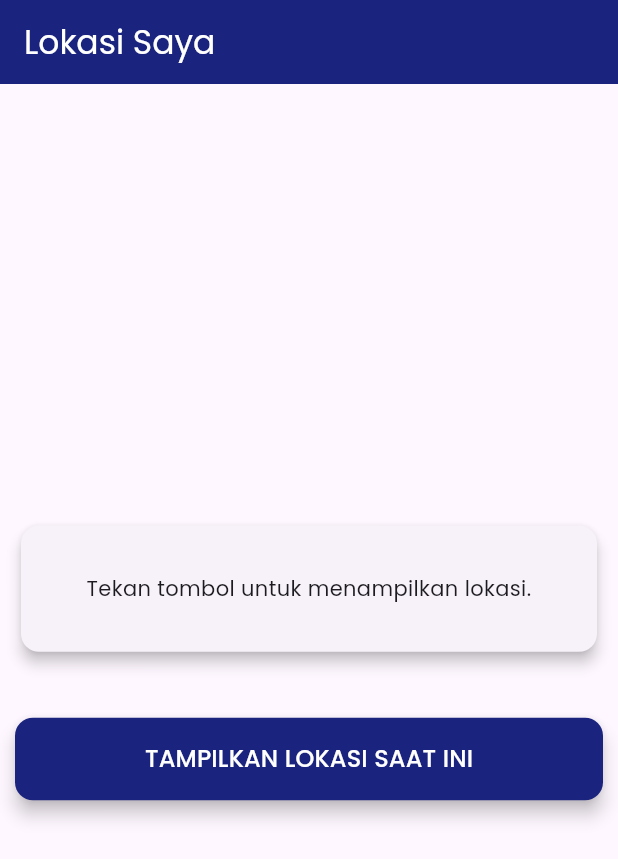
After one commit to hdyhwd/mobile, a Flutter app: the screen it shows after launch, after a tap on "Modul 12", on a phone screen of 412 x 824 dp. The commit adds this screen. Shown: the top 859 px of the screen. Run offline on Flutter 3.47's test engine with Material 3 defaults, Android fonts, the phone set to English and light mode, and no system bars; our stand-ins replace geocoding, geolocator, get, google_fonts, simple_circular_progress_bar; network calls fail.

Commit message:
Update kode modul 12

```diff
--- a/lib/main.dart
+++ b/lib/main.dart
@@ -1,6 +1,7 @@
 import 'package:flutter/material.dart';
 import 'package:mobile/modul10/callall.dart';
 import 'package:mobile/modul11/modul11.dart';
+import 'package:mobile/modul12/modul12.dart';
 import 'package:mobile/modul7/modul7.dart';
 import 'package:mobile/modul8/modul8.dart';
 import 'package:mobile/modul9/perobaan1.dart'; // misalnya ini file Modul8Page kamu
@@ -24,6 +25,7 @@ class MyApp extends StatelessWidget {
         '/modul9': (context) => const CounterPage(),
         '/modul10': (context) => const Modul10prac(),
         '/modul11': (context) => const modul11page(),
+        '/modul12': (context) => const Modul12(),
       },
     );
   }
@@ -35,10 +37,7 @@ class HomePage extends StatelessWidget {
   @override
   Widget build(BuildContext context) {
     return Scaffold(
-      appBar: AppBar(
-        title: const Text('Menu Modul'),
-        centerTitle: true,
-      ),
+      appBar: AppBar(title: const Text('Menu Modul'), centerTitle: true),
       body: Padding(
         padding: const EdgeInsets.all(16.0),
         child: ListView(
@@ -77,6 +76,13 @@ class HomePage extends StatelessWidget {
               },
               child: const Text('Modul 11'),
             ),
+            const SizedBox(height: 16),
+            ElevatedButton(
+              onPressed: () {
+                Navigator.pushNamed(context, '/modul12');
+              },
+              child: const Text('Modul 12'),
+            ),
           ],
         ),
       ),
--- /dev/null
+++ b/lib/modul12/gps.dart
@@ -0,0 +1,154 @@
+import 'package:flutter/material.dart';
+import 'package:geolocator/geolocator.dart';
+import 'package:geocoding/geocoding.dart';
+
+class GeolocationScreen extends StatefulWidget {
+  const GeolocationScreen({super.key});
+
+  @override
+  State<GeolocationScreen> createState() => _GeolocationScreenState();
+}
+
+class _GeolocationScreenState extends State<GeolocationScreen> {
+  String? _kecamatan;
+  String? _kota;
+  bool _isLoading = false;
+  String? _errorMessage;
+
+  Future<void> _getLocation() async {
+    setState(() {
+      _isLoading = true;
+      _errorMessage = null;
+      _kecamatan = null;
+      _kota = null;
+    });
+
+    try {
+      bool serviceEnabled = await Geolocator.isLocationServiceEnabled();
+      if (!serviceEnabled) {
+        throw Exception('Layanan lokasi tidak aktif. Mohon aktifkan GPS.');
+      }
+
+      LocationPermission permission = await Geolocator.checkPermission();
+      if (permission == LocationPermission.denied) {
+        permission = await Geolocator.requestPermission();
+        if (permission == LocationPermission.denied) {
+          throw Exception('Izin lokasi ditolak oleh pengguna.');
+        }
+      }
+
+      if (permission == LocationPermission.deniedForever) {
+        throw Exception(
+          'Izin lokasi ditolak permanen. Silakan ubah pengaturan aplikasi.',
+        );
+      }
+
+      Position position = await Geolocator.getCurrentPosition(
+        desiredAccuracy: LocationAccuracy.high,
+      );
+
+      List<Placemark> placemarks = await placemarkFromCoordinates(
+        position.latitude,
+        position.longitude,
+      );
+
+      if (placemarks.isNotEmpty) {
+        Placemark place = placemarks[0];
+        setState(() {
+          _kecamatan = place.subLocality;
+          _kota = place.subAdministrativeArea;
+        });
+      } else {
+        throw Exception('Tidak dapat menemukan informasi alamat.');
+      }
+    } catch (e) {
+      setState(() {
+        _errorMessage = e.toString().replaceAll("Exception: ", "");
+      });
+    } finally {
+      setState(() {
+        _isLoading = false;
+      });
+    }
+  }
+
+  @override
+  Widget build(BuildContext context) {
+    return Scaffold(
+      appBar: AppBar(
+        title: const Text('Lokasi Saya', style: TextStyle(color: Colors.white)),
+        backgroundColor: const Color(0xFF1A237E),
+      ),
+      body: Padding(
+        padding: const EdgeInsets.all(10.0),
+        child: Column(
+          mainAxisAlignment: MainAxisAlignment.center,
+          crossAxisAlignment: CrossAxisAlignment.stretch,
+          children: [
+            Card(
+              elevation: 4.0,
+              shape: RoundedRectangleBorder(
+                borderRadius: BorderRadius.circular(12.0),
+              ),
+              child: Container(
+                padding: const EdgeInsets.symmetric(
+                  vertical: 32,
+                  horizontal: 10,
+                ),
+                child: _isLoading
+                    ? const Center(child: CircularProgressIndicator())
+                    : (_errorMessage != null)
+                    ? Text(
+                        _errorMessage!,
+                        textAlign: TextAlign.center,
+                        style: const TextStyle(color: Colors.red),
+                      )
+                    : (_kecamatan == null && _kota == null)
+                    ? const Text(
+                        'Tekan tombol untuk menampilkan lokasi.',
+                        textAlign: TextAlign.center,
+                      )
+                    : Column(
+                        crossAxisAlignment: CrossAxisAlignment.start,
+                        children: [
+                          Text(
+                            'Kelurahan/Kecamatan: $_kecamatan',
+                            style: const TextStyle(
+                              fontSize: 16,
+                              fontWeight: FontWeight.bold,
+                            ),
+                          ),
+                          const SizedBox(height: 10),
+                          Text(
+                            'Kota: $_kota',
+                            style: const TextStyle(
+                              fontSize: 16,
+                              fontWeight: FontWeight.bold,
+                            ),
+                          ),
+                        ],
+                      ),
+              ),
+            ),
+            const SizedBox(height: 40),
+            ElevatedButton(
+              onPressed: _isLoading ? null : _getLocation,
+              style: ElevatedButton.styleFrom(
+                backgroundColor: const Color(0xFF1A237E),
+                padding: const EdgeInsets.symmetric(vertical: 16),
+                shape: RoundedRectangleBorder(
+                  borderRadius: BorderRadius.circular(12.0),
+                ),
+                elevation: 5.0,
+              ),
+              child: const Text(
+                'TAMPILKAN LOKASI SAAT INI',
+                style: TextStyle(fontSize: 16, color: Colors.white),
+              ),
+            ),
+          ],
+        ),
+      ),
+    );
+  }
+}
--- /dev/null
+++ b/lib/modul12/modul12.dart
@@ -0,0 +1,19 @@
+import 'package:flutter/material.dart';
+import 'package:google_fonts/google_fonts.dart';
+import 'package:mobile/modul12/gps.dart';
+
+class Modul12 extends StatelessWidget {
+  const Modul12({super.key});
+
+  @override
+  Widget build(BuildContext context) {
+    return MaterialApp(
+      title: 'Lokasi Saya',
+      theme: ThemeData(
+        primarySwatch: Colors.indigo,
+        textTheme: GoogleFonts.poppinsTextTheme(Theme.of(context).textTheme),
+      ),
+      home: const GeolocationScreen(),
+    );
+  }
+}
--- a/pubspec.yaml
+++ b/pubspec.yaml
@@ -42,6 +42,8 @@ dependencies:
   url_launcher: ^6.1.10
   google_fonts: ^6.2.1
   provider: ^6.0.5
+  geolocator: ^12.0.0
+  geocoding: ^3.0.0
 
 
 dev_dependencies:
```
Also changed, not shown: pubspec.lock, 5 other files.
